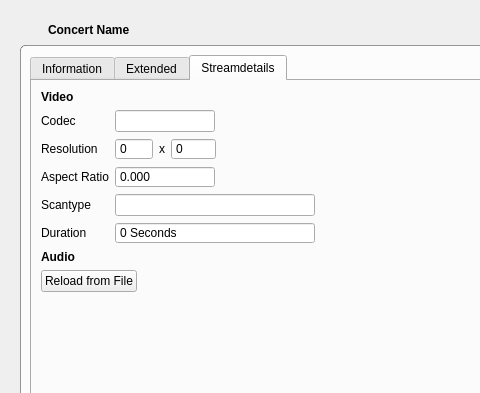
Before: the Qt Designer form concerts/ConcertWidget.ui in Komet/MediaElch, drawn with Qt 5; both pictures show x 0 to 480 and y 0 to 393 of the 934 by 804 pixel window.
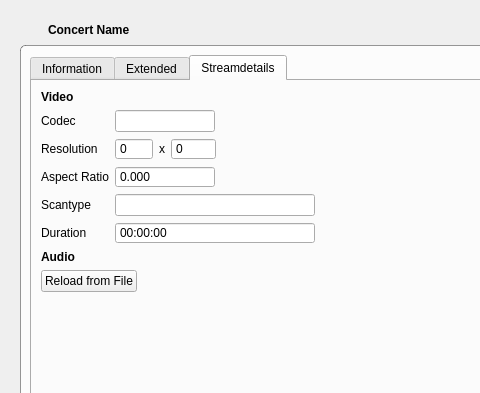
After: the same form once the commit is applied. The open tabs and pages were chosen to show the change. Icons and pictures are not drawn. Custom widgets are drawn as their Qt base class.

Commit message: Fixes #150 Time format in StreamDetails changed to hh:mm:ss

```diff
--- a/concerts/ConcertWidget.ui
+++ b/concerts/ConcertWidget.ui
@@ -544,7 +544,7 @@
                </widget>
               </item>
               <item row="5" column="1">
-               <widget class="QSpinBox" name="videoDuration">
+               <widget class="QTimeEdit" name="videoDuration">
                 <property name="maximumSize">
                  <size>
                   <width>200</width>
@@ -554,11 +554,8 @@
                 <property name="buttonSymbols">
                  <enum>QAbstractSpinBox::NoButtons</enum>
                 </property>
-                <property name="suffix">
-                 <string> Seconds</string>
-                </property>
-                <property name="maximum">
-                 <number>99999</number>
+                <property name="displayFormat">
+                 <string>HH:mm:ss</string>
                 </property>
                </widget>
               </item>
```
Left out of the diff: 2 changed lines with no effect on the pictures. The commit also changes 5 other files.
